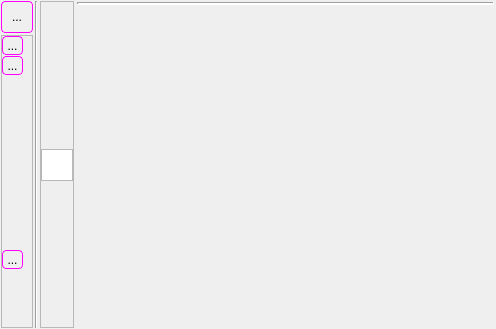
Qt form widgets/plotterwidget.ui (amiryanj/smart-debug) before a commit.
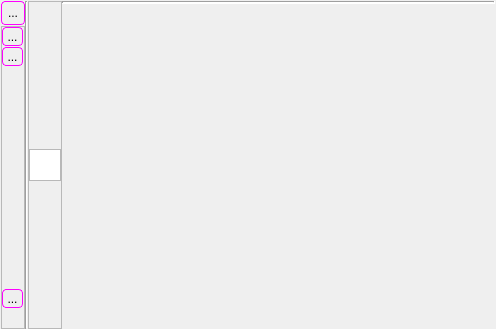
The same form after that commit. Icons and pictures are not drawn. Custom widgets are drawn as their Qt base class.

The edit to the form file:
```diff
--- a/widgets/plotterwidget.ui
+++ b/widgets/plotterwidget.ui
@@ -29,7 +29,7 @@
   </property>
   <layout class="QHBoxLayout" name="horizontalLayout">
    <property name="spacing">
-    <number>2</number>
+    <number>0</number>
    </property>
    <property name="leftMargin">
     <number>1</number>
@@ -41,19 +41,19 @@
     <number>1</number>
    </property>
    <property name="bottomMargin">
-    <number>1</number>
+    <number>0</number>
    </property>
    <item>
     <layout class="QVBoxLayout" name="leftLayout" stretch="0,0">
      <property name="spacing">
-      <number>2</number>
+      <number>1</number>
      </property>
      <item>
       <widget class="QToolButton" name="minimizeButton">
        <property name="minimumSize">
         <size>
-         <width>32</width>
-         <height>32</height>
+         <width>24</width>
+         <height>24</height>
         </size>
        </property>
        <property name="text">
@@ -66,8 +66,8 @@
        </property>
        <property name="iconSize">
         <size>
-         <width>32</width>
-         <height>32</height>
+         <width>24</width>
+         <height>24</height>
         </size>
        </property>
        <property name="checkable">
@@ -120,8 +120,8 @@
           </property>
           <property name="iconSize">
            <size>
-            <width>32</width>
-            <height>32</height>
+            <width>24</width>
+            <height>24</height>
            </size>
           </property>
           <property name="checkable">
@@ -144,8 +144,8 @@
           </property>
           <property name="iconSize">
            <size>
-            <width>32</width>
-            <height>32</height>
+            <width>24</width>
+            <height>24</height>
            </size>
           </property>
           <property name="checkable">
@@ -181,8 +181,8 @@
           </property>
           <property name="iconSize">
            <size>
-            <width>32</width>
-            <height>32</height>
+            <width>24</width>
+            <height>24</height>
            </size>
           </property>
          </widget>
@@ -192,10 +192,13 @@
           <property name="orientation">
            <enum>Qt::Vertical</enum>
           </property>
+          <property name="sizeType">
+           <enum>QSizePolicy::Maximum</enum>
+          </property>
           <property name="sizeHint" stdset="0">
            <size>
-            <width>20</width>
-            <height>40</height>
+            <width>10</width>
+            <height>20</height>
            </size>
           </property>
          </spacer>
@@ -306,16 +309,16 @@
        <number>2</number>
       </property>
       <property name="leftMargin">
-       <number>1</number>
+       <number>0</number>
       </property>
       <property name="topMargin">
-       <number>1</number>
+       <number>0</number>
       </property>
       <property name="rightMargin">
-       <number>1</number>
+       <number>0</number>
       </property>
       <property name="bottomMargin">
-       <number>1</number>
+       <number>0</number>
       </property>
       <item>
        <widget class="Line" name="hor_line">
```
